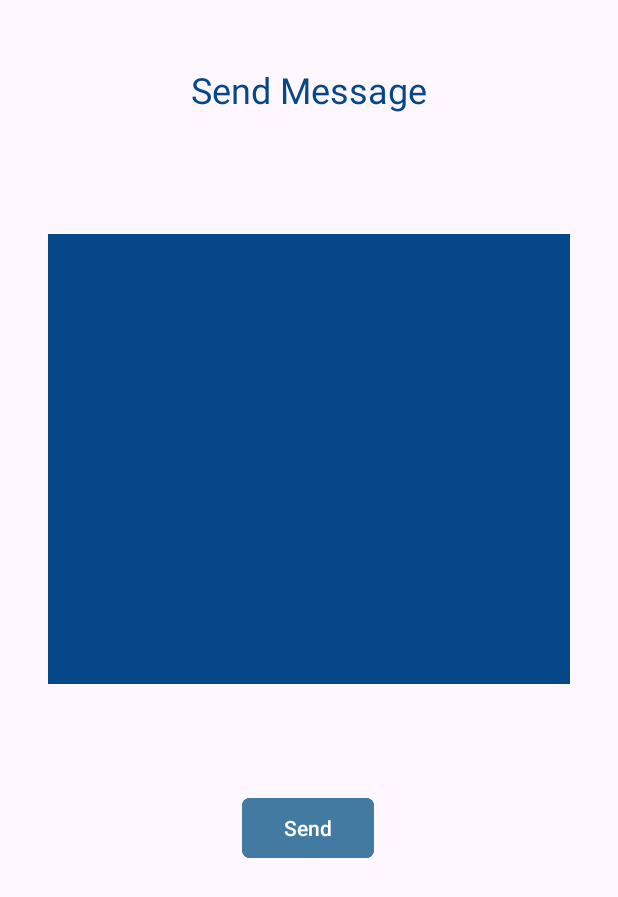
After one commit to WX61-Grupo2-AplicacionesMoviles/MobileApp-Plusroom, an Android app: the SendMessageActivity screen opened directly, with no data from a screen before it, on a phone screen of 412 x 824 dp. The commit adds this screen. Shown: the top 897 px of the screen. Run offline under Robolectric (Android 15) with nearby library versions, the phone set to English and light mode, and no system bars.

Commit message:
add message activity

```diff
--- a/app/src/main/AndroidManifest.xml
+++ b/app/src/main/AndroidManifest.xml
@@ -13,6 +13,12 @@
         android:theme="@style/Theme.MobileAppPlusroom"
         tools:targetApi="31">
         <activity
+            android:name=".SendMessageActivity"
+            android:exported="false" />
+        <activity
+            android:name=".ReceivedMessageActivity"
+            android:exported="false" />
+        <activity
             android:name=".MainActivity"
             android:exported="true">
             <intent-filter>
--- /dev/null
+++ b/app/src/main/java/com/example/mobileapp_plusroom/SendMessageActivity.kt
@@ -0,0 +1,20 @@
+package com.example.mobileapp_plusroom
+
+import android.os.Bundle
+import androidx.activity.enableEdgeToEdge
+import androidx.appcompat.app.AppCompatActivity
+import androidx.core.view.ViewCompat
+import androidx.core.view.WindowInsetsCompat
+
+class SendMessageActivity : AppCompatActivity() {
+    override fun onCreate(savedInstanceState: Bundle?) {
+        super.onCreate(savedInstanceState)
+        enableEdgeToEdge()
+        setContentView(R.layout.activity_send_message)
+        ViewCompat.setOnApplyWindowInsetsListener(findViewById(R.id.main)) { v, insets ->
+            val systemBars = insets.getInsets(WindowInsetsCompat.Type.systemBars())
+            v.setPadding(systemBars.left, systemBars.top, systemBars.right, systemBars.bottom)
+            insets
+        }
+    }
+}
--- /dev/null
+++ b/app/src/main/res/layout/activity_send_message.xml
@@ -0,0 +1,73 @@
+<?xml version="1.0" encoding="utf-8"?>
+<androidx.constraintlayout.widget.ConstraintLayout xmlns:android="http://schemas.android.com/apk/res/android"
+    xmlns:app="http://schemas.android.com/apk/res-auto"
+    xmlns:tools="http://schemas.android.com/tools"
+    android:id="@+id/main"
+    android:layout_width="match_parent"
+    android:layout_height="match_parent"
+    tools:context=".SendMessageActivity">
+
+    <TextView
+        android:id="@+id/tvSendMessageDet"
+        android:layout_width="wrap_content"
+        android:layout_height="wrap_content"
+        android:layout_marginTop="43dp"
+        android:text="Send Message"
+        android:textColor="@color/blue60"
+        android:textSize="24dp"
+        app:layout_constraintEnd_toEndOf="parent"
+        app:layout_constraintStart_toStartOf="parent"
+        app:layout_constraintTop_toTopOf="parent" />
+
+    <View
+        android:id="@+id/view3"
+        android:layout_width="0dp"
+        android:layout_height="300dp"
+        android:layout_marginStart="32dp"
+        android:layout_marginTop="80dp"
+        android:layout_marginEnd="32dp"
+        android:background="@color/blue60"
+        app:layout_constraintEnd_toEndOf="parent"
+        app:layout_constraintStart_toStartOf="parent"
+        app:layout_constraintTop_toBottomOf="@+id/tvSendMessageDet" />
+
+    <Button
+        android:id="@+id/btSendMessage"
+        android:layout_width="wrap_content"
+        android:layout_height="wrap_content"
+        android:layout_marginTop="72dp"
+        android:backgroundTint="@color/blue40"
+        android:text="Send"
+        app:cornerRadius="5dp"
+        app:layout_constraintEnd_toEndOf="parent"
+        app:layout_constraintHorizontal_bias="0.498"
+        app:layout_constraintStart_toStartOf="parent"
+        app:layout_constraintTop_toBottomOf="@+id/view3" />
+
+    <TextView
+        android:id="@+id/tvDestinationMessage"
+        android:layout_width="wrap_content"
+        android:layout_height="wrap_content"
+        android:layout_marginStart="36dp"
+        android:layout_marginTop="36dp"
+        android:background="@color/skyblue"
+        android:textColor="@color/black"
+        android:textSize="16sp"
+        app:layout_constraintStart_toStartOf="@+id/view3"
+        app:layout_constraintTop_toTopOf="@+id/view3"
+        tools:text="Destination" />
+
+    <TextView
+        android:id="@+id/tvMessageSend"
+        android:layout_width="wrap_content"
+        android:layout_height="wrap_content"
+        android:layout_marginStart="36dp"
+        android:layout_marginTop="24dp"
+        android:background="@color/skyblue"
+        android:textColor="@color/black"
+        android:textSize="16sp"
+        app:layout_constraintStart_toStartOf="@+id/view3"
+        app:layout_constraintTop_toBottomOf="@+id/tvDestinationMessage"
+        tools:text="Message" />
+
+</androidx.constraintlayout.widget.ConstraintLayout>
--- a/app/src/main/res/values/colors.xml
+++ b/app/src/main/res/values/colors.xml
@@ -2,4 +2,10 @@
 <resources>
     <color name="black">#FF000000</color>
     <color name="white">#FFFFFFFF</color>
+    <color name="white2">#F7F8F3</color>
+    <color name="skyblue">#EBF2FA</color>
+    <color name="blue80">#002C3E</color>
+    <color name="blue60">#064789</color>
+    <color name="blue40">#427AA1</color>
+    <color name="blue20">#78BCC4</color>
 </resources>
```
Also changed, not shown: app/src/main/java/com/example/mobileapp_plusroom/ReceivedMessageActivity.kt (added, +20 -0 lines), app/src/main/res/layout/activity_received_message.xml (added, +36 -0 lines), app/src/main/res/layout/prototype_message.xml (added, +40 -0 lines).
